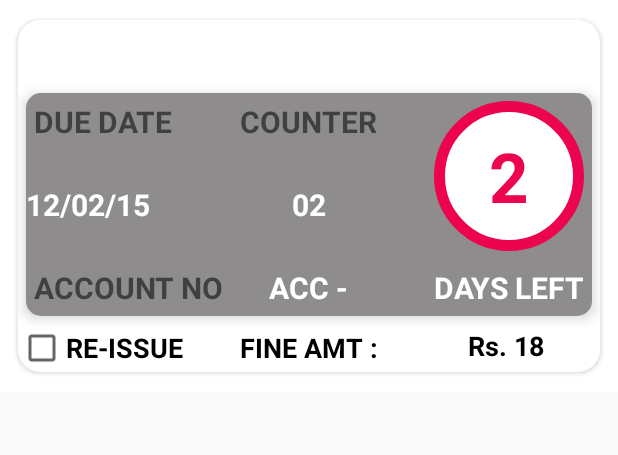
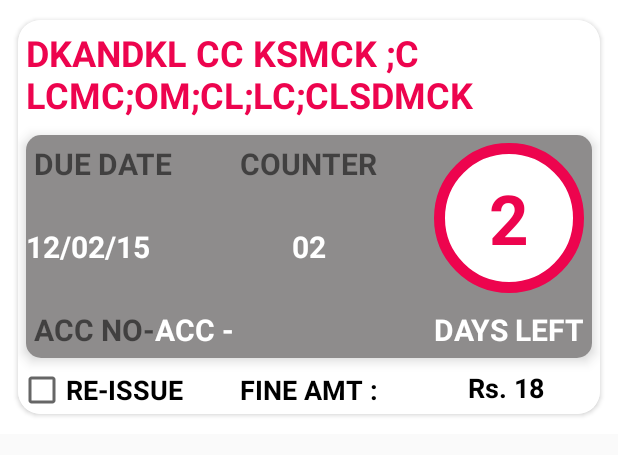
Before and after one commit to RishabhBhatnagar/MyLibApp, an Android app: the layout card_single_book.xml on its own in the app's theme, with its tools: preview values and no code run, on a phone screen of 412 x 824 dp. Shown: the top 455 px of the screen. Run offline under Robolectric (Android 15) with nearby library versions, the light colour scheme and no system bars; network calls fail.

Commit message:
changed cardlayout

```diff
--- a/app/src/main/res/layout/card_single_book.xml
+++ b/app/src/main/res/layout/card_single_book.xml
@@ -34,6 +34,7 @@
             android:layout_centerHorizontal="true"
             android:layout_margin="5dp"
             android:textStyle="bold"
+            android:text="dkandkl cc ksmck ;c lcmc;om;cl;lc;clsdmck"
 
 
             android:textColor="#ed044e"
@@ -121,6 +122,7 @@
                         android:text="@string/counter_text"
                         android:textStyle="bold"
                         android:textSize="@dimen/sub_heads_size"
+                        android:layout_marginLeft="5dp"
                         android:layout_centerHorizontal="true"
                         />
                 </RelativeLayout>
@@ -137,8 +139,9 @@
                         android:layout_width="wrap_content"
                         android:layout_height="wrap_content"
                         android:textSize="@dimen/data_size"
-                        android:text="ACCOUNT NO"
+                        android:text="ACC NO-"
                         android:textStyle="bold"
+                        android:id="@+id/AcNO"
                         />
                     <TextView
                         android:layout_width="wrap_content"
@@ -146,6 +149,7 @@
                         android:textSize="@dimen/data_size"
                         android:text="ACC -"
                         android:id="@+id/acc"
+                        android:layout_toEndOf="@id/AcNO"
                         android:layout_centerHorizontal="true"
                         android:textColor="#fff"
                         android:textStyle="bold"
```
